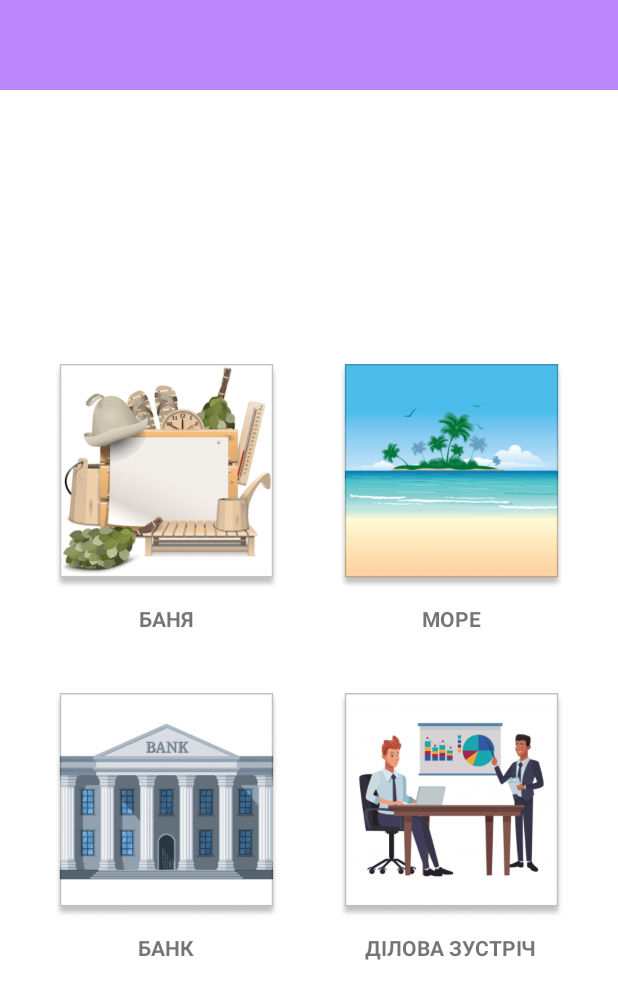
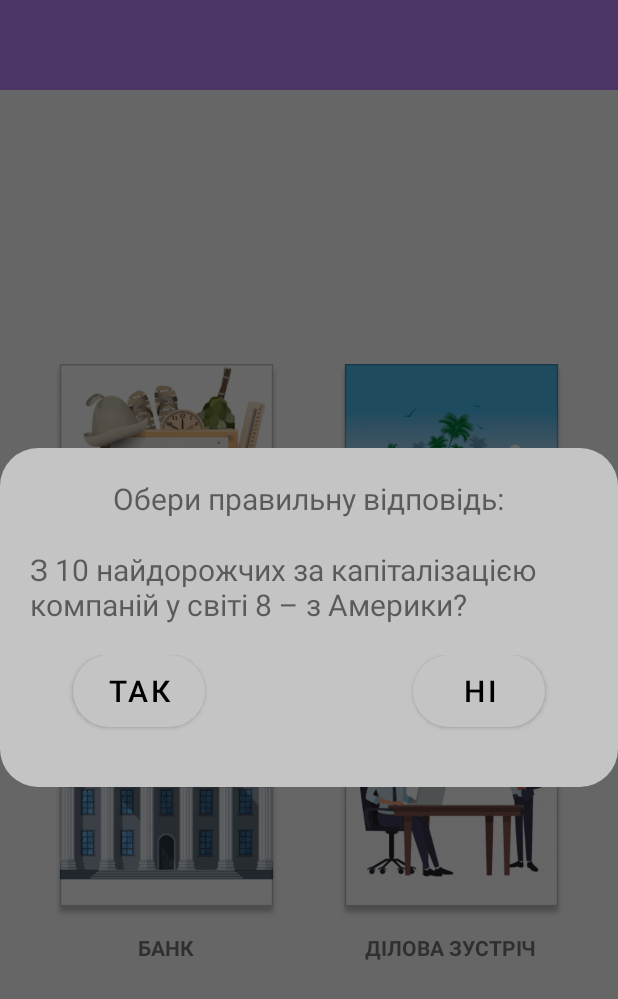
Before and after one commit to YevheniiSych/BetAccountant, an Android app: the ThirdLevel screen opened through its navigation route, after a tap on "БАНЯ", on a phone screen of 412 x 824 dp. Shown: the top 999 px of the screen. Run offline under Robolectric (Android 15) with nearby library versions, the phone set to English and light mode, and no system bars.

Commit message:
Third level was initially implemented.Fifth level ui was implemented.

```diff
--- /dev/null
+++ b/app/src/main/java/com/betaccountant/dialog/BoolQuestionDialog.kt
@@ -0,0 +1,61 @@
+package com.betaccountant.dialog
+
+import android.app.Dialog
+import android.content.Context
+import android.graphics.Color
+import android.graphics.drawable.ColorDrawable
+import android.os.Bundle
+import android.view.View
+import com.betaccountant.R
+import kotlinx.android.synthetic.main.bool_question_dialog_layout.view.*
+import kotlinx.android.synthetic.main.story_dialog_layout.view.*
+
+class BoolQuestionDialog(
+    context: Context,
+    private val question: String?,
+    private val answer: Boolean,
+    private val answerListener: (isRightAnswer: Boolean) -> Unit
+) : Dialog(context) {
+
+    companion object {
+        private var instance: BoolQuestionDialog? = null
+        fun getInstance(
+            context: Context,
+            question: String?,
+            answer: Boolean,
+            answerListener: (isRightAnswer: Boolean) -> Unit
+        ): BoolQuestionDialog {
+            return if (instance == null) BoolQuestionDialog(
+                context,
+                question,
+                answer,
+                answerListener
+            ) else instance!!
+        }
+    }
+
+    override fun onCreate(savedInstanceState: Bundle?) {
+        super.onCreate(savedInstanceState)
+        val dialogView = layoutInflater.inflate(R.layout.bool_question_dialog_layout, null)
+        dialogView.apply {
+            questionDialogQuestionTxt.text = question
+            questionDialogYesBtn.setOnClickListener(this@BoolQuestionDialog::handleClick)
+            questionDialogNoBtn.setOnClickListener(this@BoolQuestionDialog::handleClick)
+        }
+        setContentView(dialogView)
+        setCancelable(false)
+        window?.setBackgroundDrawable(ColorDrawable(Color.TRANSPARENT))
+    }
+
+    private fun handleClick(view: View?) {
+        when (view?.id) {
+            R.id.questionDialogYesBtn -> {
+                answerListener(answer)
+            }
+            R.id.questionDialogNoBtn -> {
+                answerListener(!answer)
+            }
+        }
+        this@BoolQuestionDialog.dismiss()
+    }
+}
--- a/app/src/main/java/com/betaccountant/fragment/StartFragment.kt
+++ b/app/src/main/java/com/betaccountant/fragment/StartFragment.kt
@@ -22,7 +22,7 @@ class StartFragment : Fragment() {
 
     override fun onViewCreated(view: View, savedInstanceState: Bundle?) {
         super.onViewCreated(view, savedInstanceState)
-        startBtn.setOnClickListener { (activity as MainActivity).navigateToLevel(Level.FIRST) }
+        startBtn.setOnClickListener { (activity as MainActivity).navigateToLevel(Level.THIRD) }
         activity?.toolbar?.setLabel(R.string.app_name)
     }
 }
--- a/app/src/main/java/com/betaccountant/fragment/ThirdLevel.kt
+++ b/app/src/main/java/com/betaccountant/fragment/ThirdLevel.kt
@@ -6,9 +6,12 @@ import android.view.View
 import android.view.ViewGroup
 import androidx.fragment.app.Fragment
 import com.betaccountant.R
+import com.betaccountant.dialog.BoolQuestionDialog
 import kotlinx.android.synthetic.main.fragment_third_level.*
 
 class ThirdLevel : Fragment() {
+
+    lateinit var questionsWithAnswers: MutableMap<String, String>
 
     override fun onCreateView(
         inflater: LayoutInflater,
@@ -22,9 +25,28 @@ class ThirdLevel : Fragment() {
     }
 
     private fun init() {
-        bathContainer.setOnClickListener { }
-        seaContainer.setOnClickListener { }
-        bankContainer.setOnClickListener { }
-        businessMeetingContainer.setOnClickListener { }
+        val questions = resources.getStringArray(R.array.third_level_questions)
+        val answers = resources.getStringArray(R.array.third_level_answers)
+        questionsWithAnswers = questions.zip(answers).toMap().toMutableMap()
+        bathContainer.setOnClickListener(this::handleItemClick)
+        seaContainer.setOnClickListener(this::handleItemClick)
+        bankContainer.setOnClickListener(this::handleItemClick)
+        businessMeetingContainer.setOnClickListener(this::handleItemClick)
     }
+
+    private fun handleItemClick(view: View?) {
+        val question = questionsWithAnswers.keys.random()
+        val answer = getBoolAnswerByQuestion(question)
+        questionsWithAnswers.remove(question)
+        BoolQuestionDialog.getInstance(
+            requireContext(),
+            question,
+            answer
+        ) {
+            view?.visibility = View.INVISIBLE
+        }.show()
+    }
+
+    private fun getBoolAnswerByQuestion(question: String): Boolean = questionsWithAnswers[question] == getString(R.string.yes)
+
 }
--- /dev/null
+++ b/app/src/main/res/layout/bool_question_dialog_layout.xml
@@ -0,0 +1,57 @@
+<?xml version="1.0" encoding="utf-8"?>
+<LinearLayout xmlns:android="http://schemas.android.com/apk/res/android"
+    xmlns:app="http://schemas.android.com/apk/res-auto"
+    android:layout_width="match_parent"
+    android:layout_height="match_parent"
+    android:background="@drawable/dialog_background"
+    android:gravity="center"
+    android:orientation="vertical"
+    android:padding="20dp">
+
+    <TextView
+        android:layout_width="wrap_content"
+        android:layout_height="wrap_content"
+        android:text="@string/choose_right_answer"
+        android:textSize="20sp" />
+
+    <TextView
+        android:id="@+id/questionDialogQuestionTxt"
+        android:layout_width="wrap_content"
+        android:layout_height="wrap_content"
+        android:layout_marginTop="20dp"
+        android:textSize="20sp" />
+
+    <androidx.constraintlayout.widget.ConstraintLayout
+        android:layout_width="match_parent"
+        android:layout_height="wrap_content"
+        android:layout_marginTop="20dp"
+        android:orientation="horizontal">
+
+        <Button
+            android:id="@+id/questionDialogYesBtn"
+            style="@style/baseButtonStyle"
+            android:layout_gravity="center"
+            android:layout_marginBottom="20dp"
+            android:background="@drawable/answer_button_background"
+            android:text="@string/yes"
+            app:layout_constraintBottom_toBottomOf="parent"
+            app:layout_constraintEnd_toEndOf="parent"
+            app:layout_constraintHorizontal_bias="0.1"
+            app:layout_constraintStart_toStartOf="parent"
+            app:layout_constraintTop_toTopOf="parent" />
+
+        <Button
+            android:id="@+id/questionDialogNoBtn"
+            style="@style/baseButtonStyle"
+            android:layout_gravity="center"
+            android:layout_marginBottom="20dp"
+            android:background="@drawable/answer_button_background"
+            android:text="@string/no"
+            app:layout_constraintBottom_toBottomOf="parent"
+            app:layout_constraintEnd_toEndOf="parent"
+            app:layout_constraintHorizontal_bias="0.9"
+            app:layout_constraintStart_toStartOf="parent"
+            app:layout_constraintTop_toTopOf="parent" />
+
+    </androidx.constraintlayout.widget.ConstraintLayout>
+</LinearLayout>
--- a/app/src/main/res/layout/fragment_third_level.xml
+++ b/app/src/main/res/layout/fragment_third_level.xml
@@ -14,56 +14,56 @@
 
         <LinearLayout
             android:id="@+id/bathContainer"
-            style="@style/thirdLevelItemsStyle">
+            style="@style/thirdFifthLevelItemsStyle">
 
             <ImageView
-                style="@style/thirdLevelItemImageStyle"
+                style="@style/thirdFifthLevelItemImageStyle"
                 android:src="@drawable/bath" />
 
             <TextView
-                style="@style/thirdLevelItemTextStyle"
+                style="@style/thirdFifthLevelItemTextStyle"
                 android:text="@string/bath" />
 
         </LinearLayout>
 
         <LinearLayout
             android:id="@+id/seaContainer"
-            style="@style/thirdLevelItemsStyle">
+            style="@style/thirdFifthLevelItemsStyle">
 
             <ImageView
-                style="@style/thirdLevelItemImageStyle"
+                style="@style/thirdFifthLevelItemImageStyle"
                 android:src="@drawable/sea" />
 
             <TextView
-                style="@style/thirdLevelItemTextStyle"
+                style="@style/thirdFifthLevelItemTextStyle"
                 android:text="@string/sea" />
 
         </LinearLayout>
 
         <LinearLayout
             android:id="@+id/bankContainer"
-            style="@style/thirdLevelItemsStyle">
+            style="@style/thirdFifthLevelItemsStyle">
 
             <ImageView
-                style="@style/thirdLevelItemImageStyle"
+                style="@style/thirdFifthLevelItemImageStyle"
                 android:src="@drawable/bank" />
 
             <TextView
-                style="@style/thirdLevelItemTextStyle"
+                style="@style/thirdFifthLevelItemTextStyle"
                 android:text="@string/bank" />
 
         </LinearLayout>
 
         <LinearLayout
             android:id="@+id/businessMeetingContainer"
-            style="@style/thirdLevelItemsStyle">
+            style="@style/thirdFifthLevelItemsStyle">
 
             <ImageView
-                style="@style/thirdLevelItemImageStyle"
+                style="@style/thirdFifthLevelItemImageStyle"
                 android:src="@drawable/business_meeting" />
 
             <TextView
-                style="@style/thirdLevelItemTextStyle"
+                style="@style/thirdFifthLevelItemTextStyle"
                 android:text="@string/business_meeting" />
 
         </LinearLayout>
--- a/app/src/main/res/values/strings.xml
+++ b/app/src/main/res/values/strings.xml
@@ -17,4 +17,20 @@
     <string name="business_meeting">Ділова зустріч</string>
     <string name="second_to_third_level_story">Активи=Пасиви\n\nВітаємо! Ти правильно склав баланс!\nТепер допоможи БетБухгалтеру знайти директора і підписати баланс!\n\nВгадай, де знаходиться директор?</string>
     <string name="сontinue">Продовжити</string>
+    <string name="library">Бібліотека</string>
+    <string name="tax">Податкова</string>
+    <string name="shop">Магазин</string>
+    <string name="choose_right_answer">Обери правильну відповідь:</string>
+    <string-array name="third_level_questions">
+        <item>Третина населення землі живе менш ніж на 2 долари в день?</item>
+        <item>У 2020 р. Україна повністю відмовилася від імпорту нафти й газу?</item>
+        <item>З 10 найдорожчих за капіталізацією компаній у світі 8 – з Америки?</item>
+        <item>Усі держави, що входять до Європейського Союзу, зобов’язані використовувати євро в якості національної валюти?</item>
+    </string-array>
+    <string-array name="third_level_answers">
+        <item>yes</item>
+        <item>no</item>
+        <item>yes</item>
+        <item>no</item>
+    </string-array>
 </resources>
--- a/app/src/main/res/values/styles.xml
+++ b/app/src/main/res/values/styles.xml
@@ -1,7 +1,7 @@
 <?xml version="1.0" encoding="utf-8"?>
 <resources>
 
-    <style name="thirdLevelItemsStyle">
+    <style name="thirdFifthLevelItemsStyle">
         <item name="android:layout_width">wrap_content</item>
         <item name="android:layout_height">wrap_content</item>
         <item name="android:orientation">vertical</item>
@@ -9,12 +9,12 @@
         <item name="android:gravity">center</item>
     </style>
 
-    <style name="thirdLevelItemImageStyle">
+    <style name="thirdFifthLevelItemImageStyle">
         <item name="android:layout_width">150dp</item>
         <item name="android:layout_height">150dp</item>
     </style>
 
-    <style name="thirdLevelItemTextStyle">
+    <style name="thirdFifthLevelItemTextStyle">
         <item name="android:layout_width">wrap_content</item>
         <item name="android:layout_height">wrap_content</item>
         <item name="android:layout_marginTop">10dp</item>
```
Also changed, not shown: app/src/main/res/layout/fragment_fives_level.xml (+64 -6 lines), app/src/main/res/drawable-xhdpi/library.png (added), app/src/main/res/drawable-xhdpi/shop.png (added), app/src/main/res/drawable-xhdpi/tax.png (added), 2 other files.
